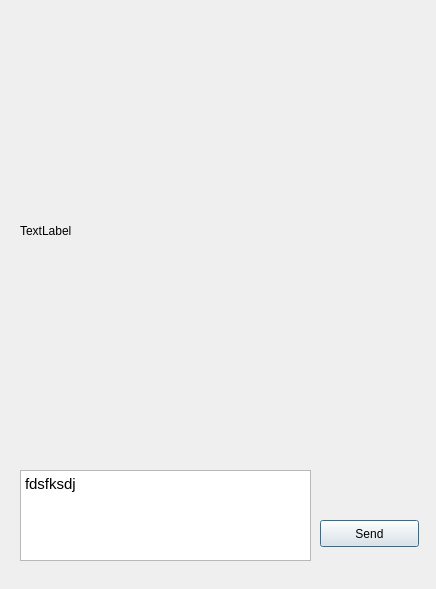
First picture: the form in chatdialog.ui, repository zoring/Mysoft, before the edit.
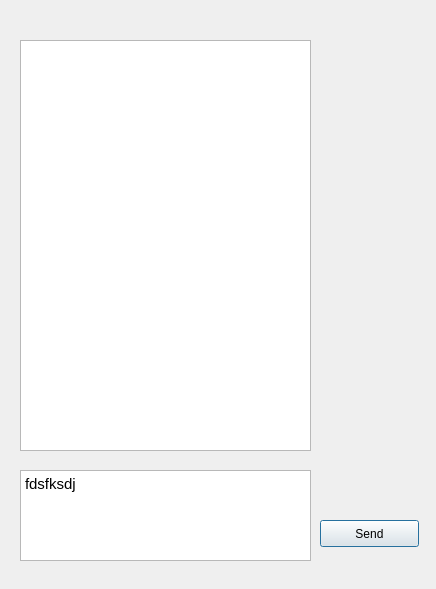
Second picture: the form after the edit.

What changed in the file:
```diff
--- a/chatdialog.ui
+++ b/chatdialog.ui
@@ -44,18 +44,15 @@
     <string>Send</string>
    </property>
   </widget>
-  <widget class="QLabel" name="ChatLog">
+  <widget class="QTextEdit" name="ChatEditLog">
    <property name="geometry">
     <rect>
      <x>20</x>
      <y>40</y>
-     <width>311</width>
-     <height>381</height>
+     <width>291</width>
+     <height>411</height>
     </rect>
    </property>
-   <property name="text">
-    <string>TextLabel</string>
-   </property>
   </widget>
  </widget>
  <resources/>
```
Left out of the diff: 2 changed lines with no effect on the pictures.
